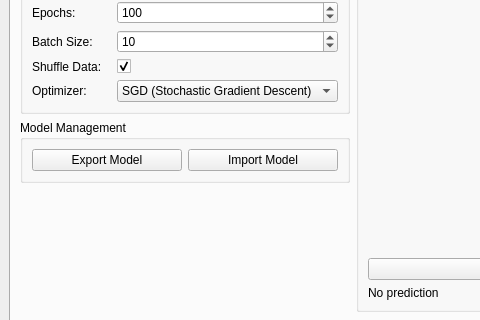
Old version of the form mainwindow.ui in the repository gnaservicesinc/sensuser; both pictures show x 0 to 480 and y 353 to 673 of the 1024 by 826 pixel window.
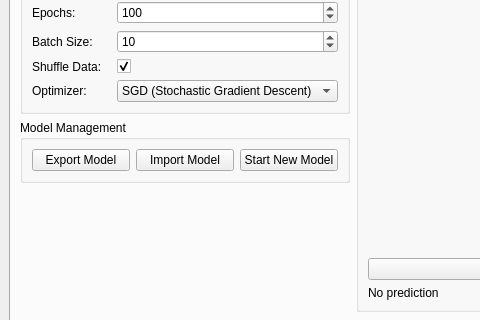
New version of the form.

```diff
--- a/mainwindow.ui
+++ b/mainwindow.ui
@@ -301,6 +301,13 @@
                  </property>
                 </widget>
                </item>
+              <item>
+               <widget class="QPushButton" name="btnNewModel">
+                <property name="text">
+                 <string>Start New Model</string>
+                </property>
+               </widget>
+              </item>
               </layout>
              </widget>
             </item>
```
Lines whose indentation alone changed are shown as unchanged.
